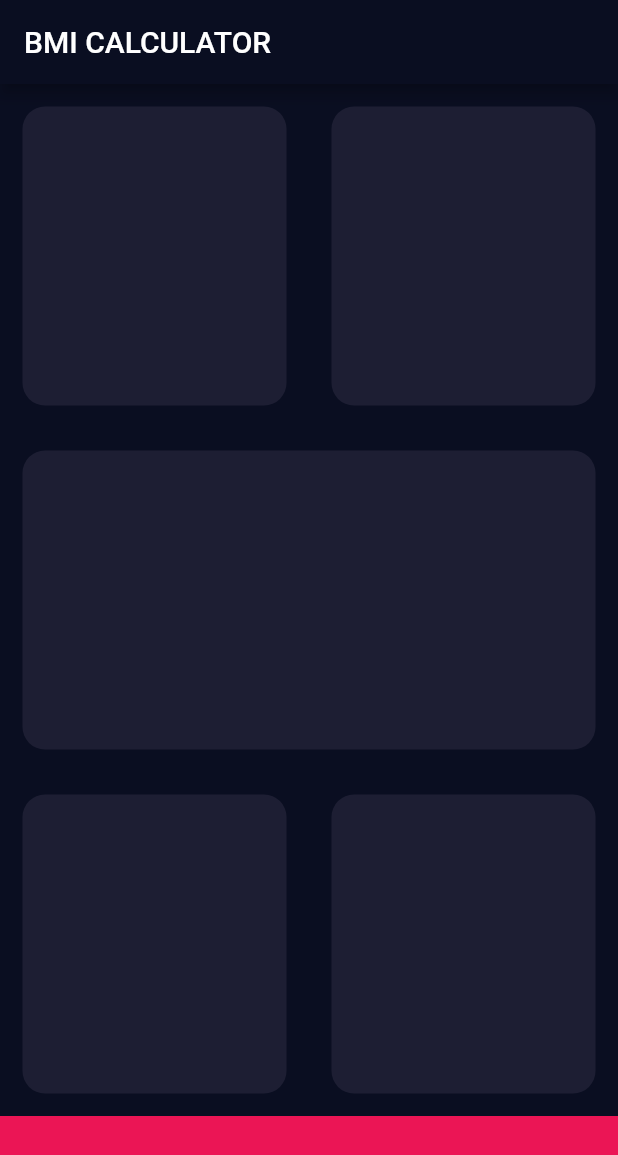
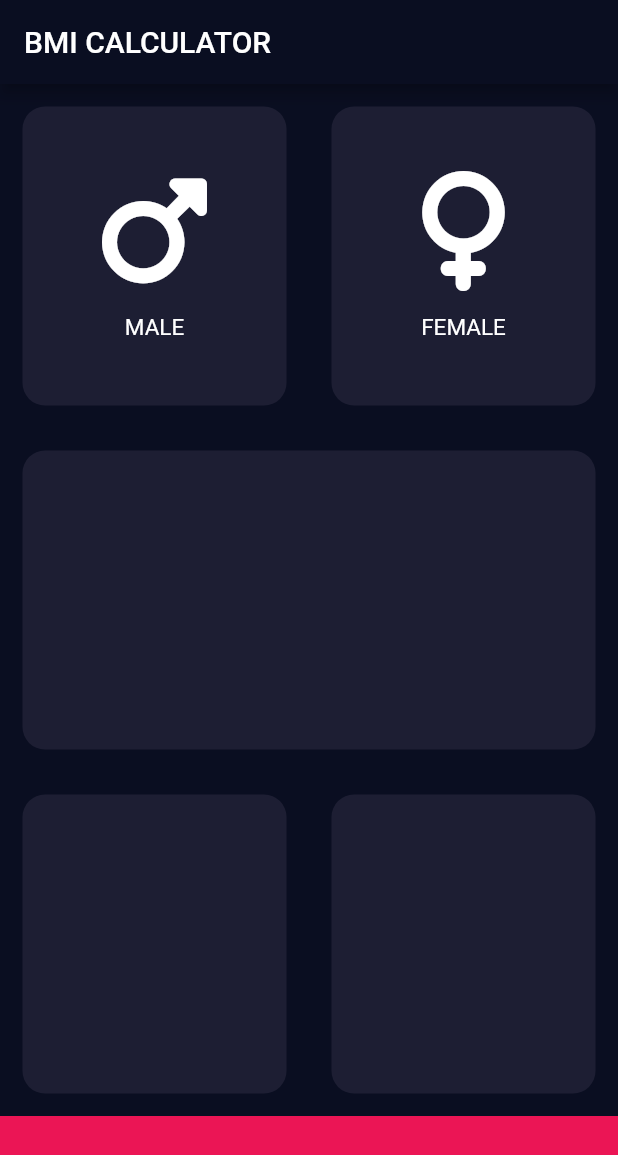
Before and after one commit to Lichyo/BMI_Calculator, a Flutter app: the screen it shows after launch, on a phone screen of 412 x 824 dp. Shown: the top 1155 px of the screen. Run offline on Flutter 3.47's test engine with Material 2 defaults, Android fonts, the phone set to English and light mode, and no system bars; our stand-ins replace font_awesome_flutter.

Commit message:
Put on layout of Gender Container

```diff
--- /dev/null
+++ b/lib/IconContainer.dart
@@ -0,0 +1,32 @@
+import 'package:flutter/material.dart';
+import 'package:font_awesome_flutter/font_awesome_flutter.dart';
+
+class IconContainer extends StatelessWidget {
+
+  IconContainer({@required this.icon, @required this.content});
+
+  final String content;
+  final IconData icon;
+
+  @override
+  Widget build(BuildContext context) {
+    return Column(
+      mainAxisAlignment: MainAxisAlignment.center,
+      children: [
+        Icon(
+          icon,
+          size: 80.0,
+        ),
+        SizedBox(
+          height: 15.0,
+        ),
+        Text(
+          content,
+          style: TextStyle(
+            fontSize: 15.0,
+          ),
+        ),
+      ],
+    );
+  }
+}
--- a/lib/input_page.dart
+++ b/lib/input_page.dart
@@ -1,5 +1,7 @@
 import 'package:flutter/material.dart';
-import 'resuable_card.dart';
+import 'reusable_card.dart';
+import 'package:font_awesome_flutter/font_awesome_flutter.dart';
+import 'IconContainer.dart';
 
 class InputPage extends StatefulWidget {
   @override
@@ -26,12 +28,20 @@ class _InputPageState extends State<InputPage> {
               children: [
                 Expanded(
                   child: ReusableCard(
+                    cardChild: IconContainer(
+                      icon: FontAwesomeIcons.mars,
+                      content: 'MALE',
+                    ),
                     color: cardColor,
                   ),
                 ),
                 Expanded(
                   child: ReusableCard(
                     color: cardColor,
+                    cardChild: IconContainer(
+                      icon: FontAwesomeIcons.venus,
+                      content: 'FEMALE',
+                    ),
                   ),
                 ),
               ],
--- a/pubspec.yaml
+++ b/pubspec.yaml
@@ -11,6 +11,7 @@ dependencies:
     sdk: flutter
 
   cupertino_icons: ^0.1.2
+  font_awesome_flutter: ^10.3.0
 
 dev_dependencies:
   flutter_test:
```
Also changed, not shown: lib/reusable_card.dart (renamed from lib/resuable_card.dart), 6 other files.
